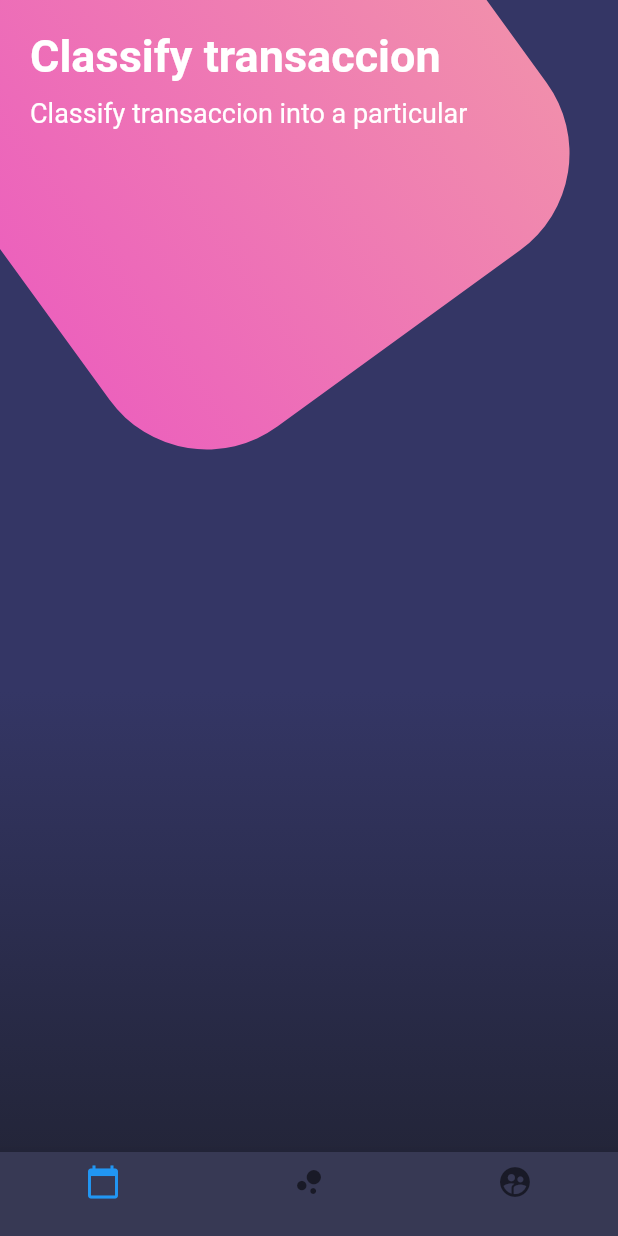
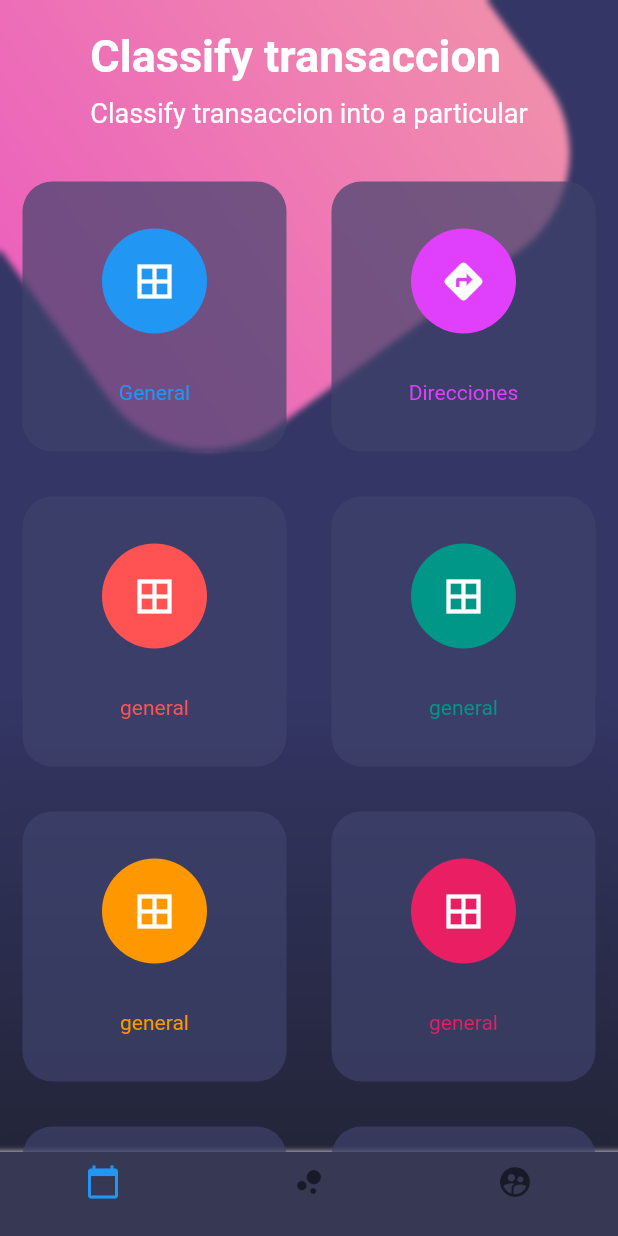
Before and after one commit to jorgeroma/diseno_facil, a Flutter app: the screen it shows after launch, on a phone screen of 412 x 824 dp. Run offline on Flutter 3.47's test engine with Material 2 defaults, Android fonts, the phone set to English and light mode, and no system bars.

```diff
--- a/lib/src/pages/botones_page.dart
+++ b/lib/src/pages/botones_page.dart
@@ -1,4 +1,5 @@
 import 'dart:math';
+import 'dart:ui';
 
 import 'package:flutter/material.dart';
 
@@ -10,10 +11,15 @@ class BotonesPage extends StatelessWidget {
         children: <Widget>[
           _fondoApp(),
           SingleChildScrollView(
-            child: Column(
-              children: <Widget>[
-                _titulos(),
-              ],
+            child: BackdropFilter(
+              filter: ImageFilter.blur(sigmaX: 2.0, sigmaY: 2.0),
+
+              child: Column(
+                children: <Widget>[
+                  _titulos(),
+                  _botonesRedondeados(),
+                ],
+              ),
             ),
           ),
         ],
@@ -135,4 +141,59 @@ class BotonesPage extends StatelessWidget {
     );
   }
 
+  Widget _botonesRedondeados(){
+
+    return Table(
+      children: [
+        TableRow(
+          children: [
+            _crearBotonRedondeado(Colors.blue, Icons.border_all, 'General'),
+            _crearBotonRedondeado(Colors.purpleAccent, Icons.directions, 'Direcciones'),
+          ],
+        ),
+        TableRow(
+          children: [
+            _crearBotonRedondeado(Colors.redAccent, Icons.border_all, 'general'),
+            _crearBotonRedondeado(Colors.teal, Icons.border_all, 'general'),
+          ],
+        ),
+        TableRow(
+          children: [
+            _crearBotonRedondeado(Colors.orange, Icons.border_all, 'general'),
+            _crearBotonRedondeado(Colors.pink, Icons.border_all, 'general'),
+          ],
+        ),
+        TableRow(
+          children: [
+            _crearBotonRedondeado(Colors.cyanAccent, Icons.border_all, 'general'),
+            _crearBotonRedondeado(Colors.greenAccent, Icons.border_all, 'general'),
+          ],
+        ),
+      ],
+    );
+
+  }
+
+  Widget _crearBotonRedondeado(Color color, IconData icon, String texto){
+    return Container(
+      height: 180.0,
+      margin: EdgeInsets.all(15.0),
+      decoration: BoxDecoration(
+        color: Color.fromRGBO(62, 66, 107, 0.7),
+        borderRadius: BorderRadius.circular(20.0)
+      ),
+      child: Column(
+        mainAxisAlignment: MainAxisAlignment.spaceEvenly,
+        children: <Widget>[
+          CircleAvatar(
+            backgroundColor: color,
+            radius: 35.0,
+            child: Icon(icon, color: Colors.white, size: 30.0,),
+          ),
+          Text(texto, style: TextStyle(color: color),)
+        ],
+      ),
+    );
+  }
+
 }
```
